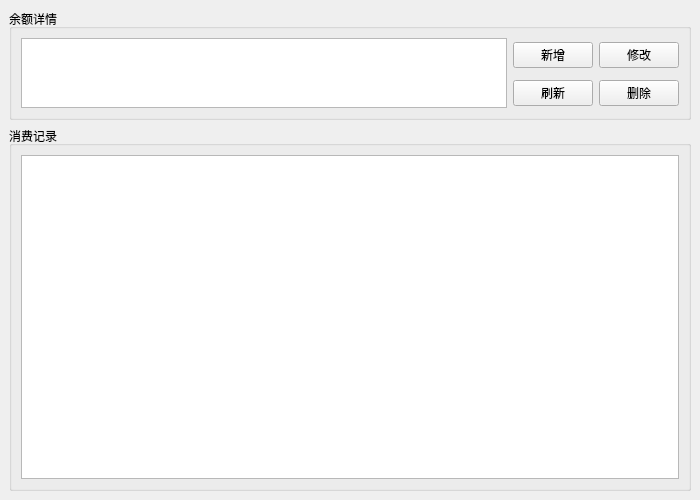
First picture: the form in mainwindow.ui, repository Jay-Zhu-master/AccountingSystem, before the edit.
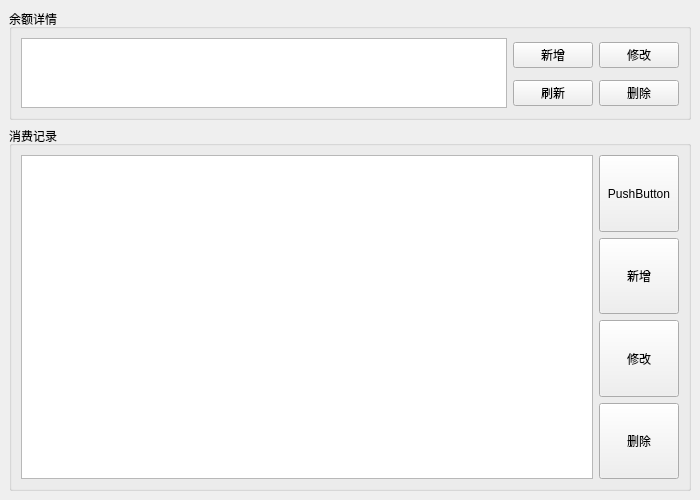
Second picture: the form after the edit.

Patch:
```diff
--- a/mainwindow.ui
+++ b/mainwindow.ui
@@ -41,9 +41,61 @@
          <string>消费记录</string>
         </property>
         <layout class="QGridLayout" name="gridLayout_4">
-         <item row="0" column="0">
+         <item row="0" column="0" rowspan="4">
           <widget class="QTableView" name="tableView_2"/>
          </item>
+         <item row="2" column="1">
+          <widget class="QPushButton" name="modifyRecordBtn">
+           <property name="sizePolicy">
+            <sizepolicy hsizetype="Minimum" vsizetype="Expanding">
+             <horstretch>0</horstretch>
+             <verstretch>0</verstretch>
+            </sizepolicy>
+           </property>
+           <property name="text">
+            <string>修改</string>
+           </property>
+          </widget>
+         </item>
+         <item row="3" column="1">
+          <widget class="QPushButton" name="deleteRecordBtn">
+           <property name="sizePolicy">
+            <sizepolicy hsizetype="Minimum" vsizetype="Expanding">
+             <horstretch>0</horstretch>
+             <verstretch>0</verstretch>
+            </sizepolicy>
+           </property>
+           <property name="text">
+            <string>删除</string>
+           </property>
+          </widget>
+         </item>
+         <item row="1" column="1">
+          <widget class="QPushButton" name="addRecordBtn">
+           <property name="sizePolicy">
+            <sizepolicy hsizetype="Minimum" vsizetype="Expanding">
+             <horstretch>0</horstretch>
+             <verstretch>0</verstretch>
+            </sizepolicy>
+           </property>
+           <property name="text">
+            <string>新增</string>
+           </property>
+          </widget>
+         </item>
+         <item row="0" column="1">
+          <widget class="QPushButton" name="pushButton">
+           <property name="sizePolicy">
+            <sizepolicy hsizetype="Minimum" vsizetype="Expanding">
+             <horstretch>0</horstretch>
+             <verstretch>0</verstretch>
+            </sizepolicy>
+           </property>
+           <property name="text">
+            <string>PushButton</string>
+           </property>
+          </widget>
+         </item>
         </layout>
        </widget>
       </item>
```
